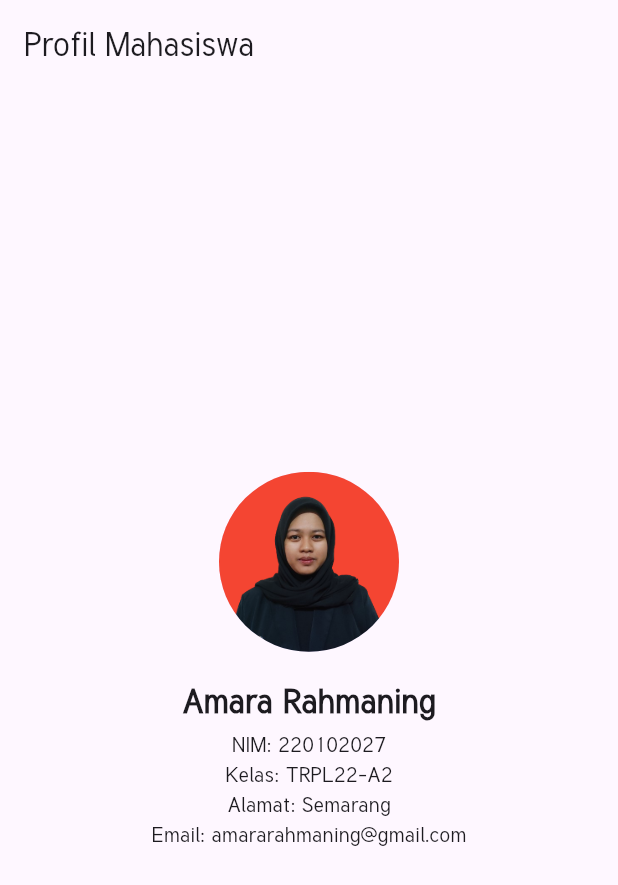
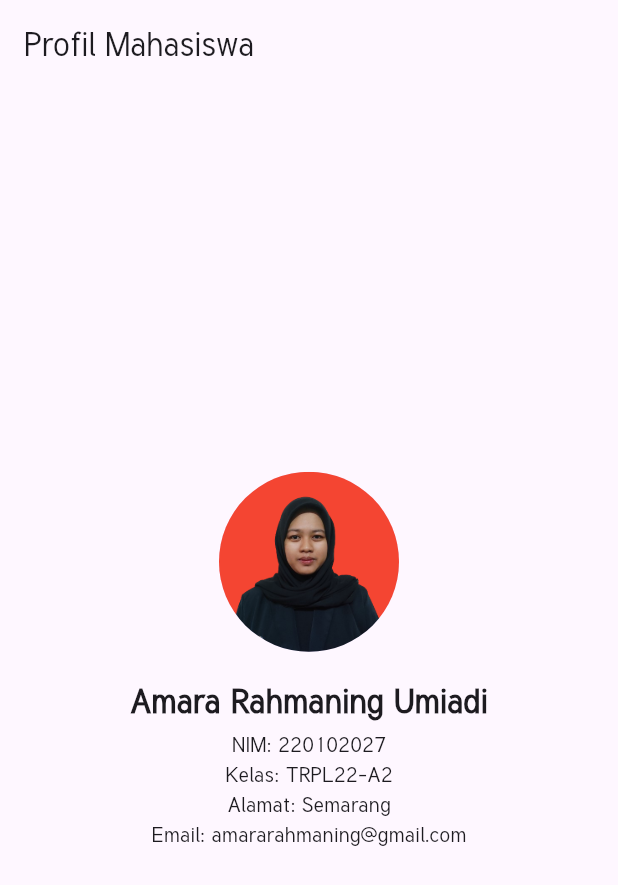
Before and after one commit to helloruru12/tugas5, a Flutter app: the screen it shows after launch, on a phone screen of 412 x 824 dp. Shown: the top 885 px of the screen. Run offline on Flutter 3.47's test engine with Material 3 defaults, Android fonts, the phone set to English and light mode, and no system bars.

Commit message:
ubah ulang

```diff
--- a/lib/profil.dart
+++ b/lib/profil.dart
@@ -21,7 +21,7 @@ class Profil extends StatelessWidget {
               ),
               SizedBox(height: 16),
               Text(
-                'Amara Rahmaning',
+                'Amara Rahmaning Umiadi',
                 style: TextStyle(fontSize: 22, fontWeight: FontWeight.bold),
               ),
               SizedBox(height: 4),
```
